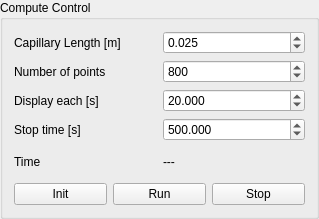
Before: the Qt Designer form computecontrol.ui in hobrasoft/simul6, drawn with Qt 5.
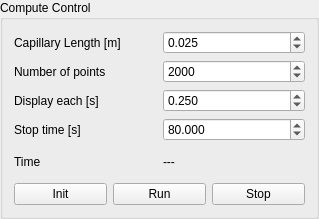
After: the same form once the commit is applied.

Patch:
```diff
--- a/computecontrol.ui
+++ b/computecontrol.ui
@@ -59,7 +59,7 @@
         <number>100000</number>
        </property>
        <property name="value">
-        <number>800</number>
+        <number>2000</number>
        </property>
       </widget>
      </item>
@@ -83,7 +83,7 @@
         <double>10000.000000000000000</double>
        </property>
        <property name="value">
-        <double>20.000000000000000</double>
+        <double>0.250000000000000</double>
        </property>
       </widget>
      </item>
@@ -107,7 +107,7 @@
         <double>10000.000000000000000</double>
        </property>
        <property name="value">
-        <double>500.000000000000000</double>
+        <double>80.000000000000000</double>
        </property>
       </widget>
      </item>
```
